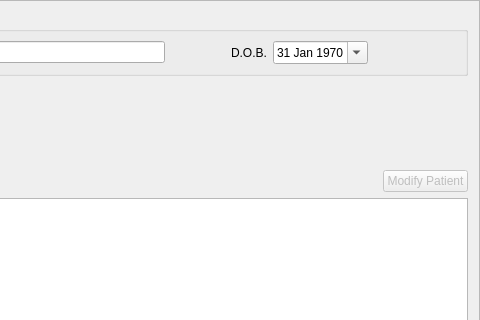
kyledevans/Medicine-Track, file mtrack/patientsearch.ui: the form before one commit; both pictures show x 386 to 866 and y 0 to 320 of the 866 by 535 pixel window.
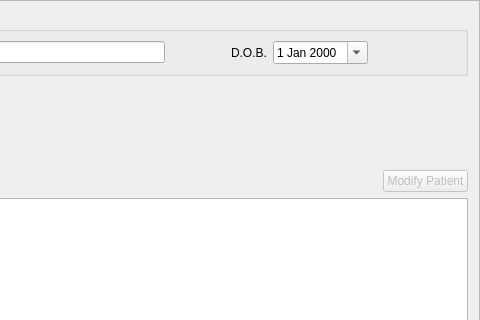
The form after the commit.

Commit message: Getting the rest of the tabs to be searchable. 	modified:   mtrack/alertinterface.cpp 	modified:   mtrack/medicationsframe.cpp 	modified:   mtrack/patientsearch.cpp 	modified:   mtrack/patientsearch.h 	modified:   mtrack/patientsearch.ui 	modified:   mtrack/pharmacistframe.ui

Patch:
```diff
--- a/mtrack/patientsearch.ui
+++ b/mtrack/patientsearch.ui
@@ -110,13 +110,6 @@
       </item>
       <item>
        <widget class="QDateEdit" name="dobField">
-        <property name="date">
-         <date>
-          <year>1970</year>
-          <month>1</month>
-          <day>31</day>
-         </date>
-        </property>
         <property name="calendarPopup">
          <bool>true</bool>
         </property>
```
The commit also changes 5 other files.
